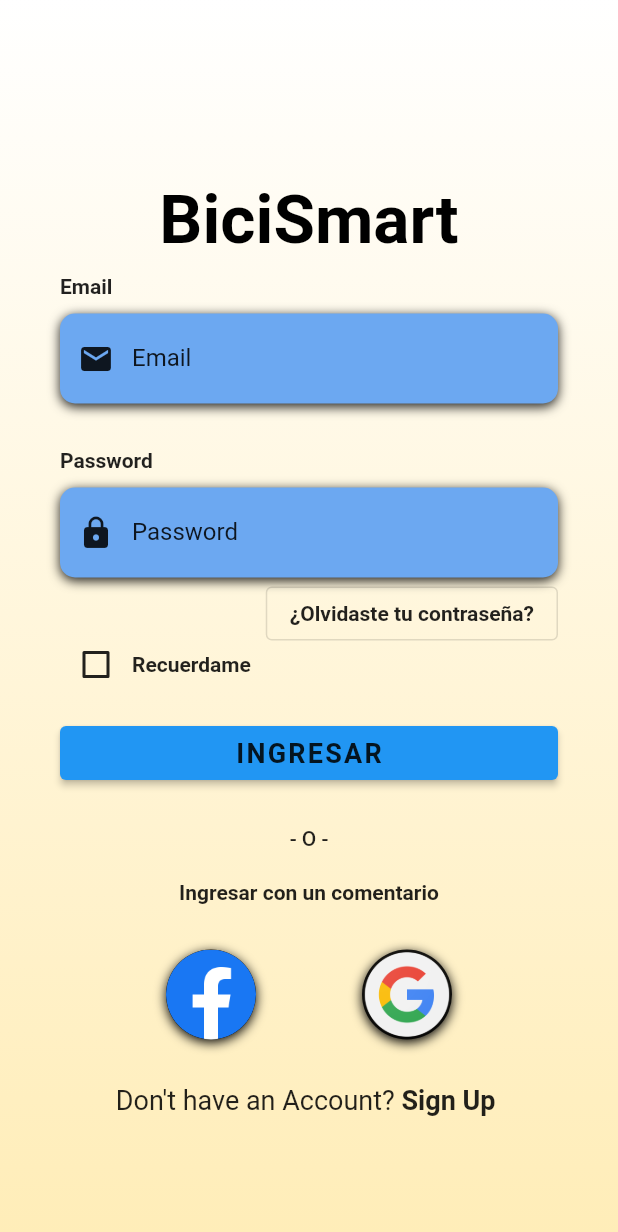
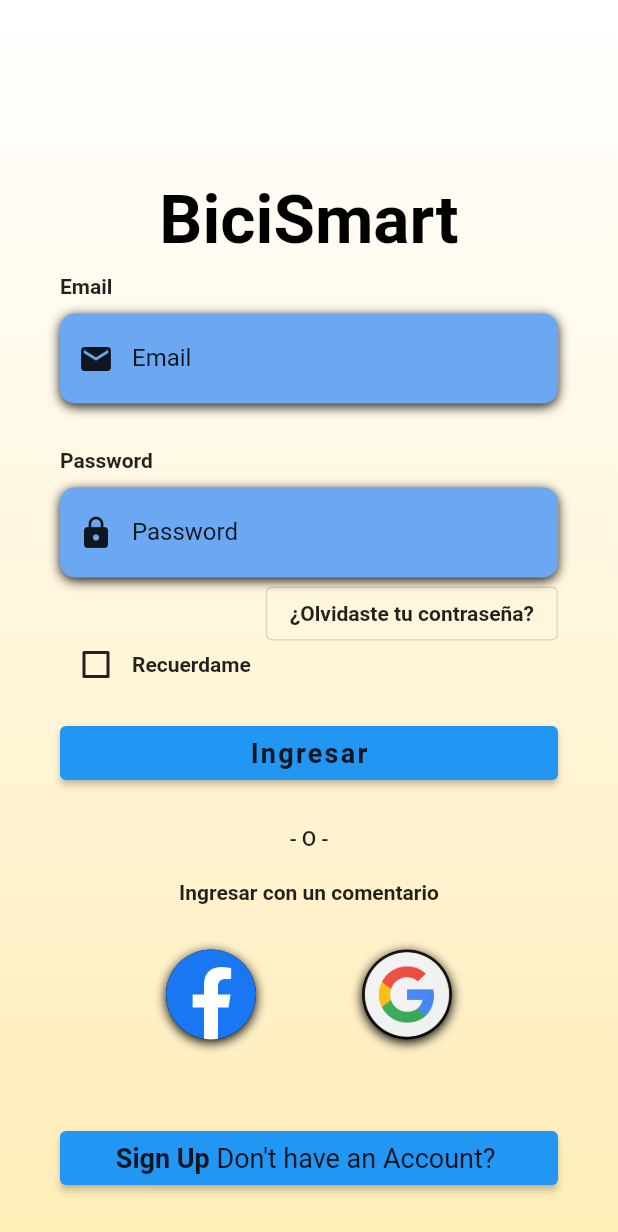
Before and after one commit to alvaro021/BiciSmart, a Flutter app: the screen it shows after launch, on a phone screen of 412 x 824 dp. Shown: the top 1232 px of the screen. Run offline on Flutter 3.47's test engine with Material 2 defaults, Android fonts, the phone set to English and light mode, and no system bars; Roboto replaces fonts that are missing (OpenSans).

Commit message:
Sign Up Screen

```diff
--- a/lib/screens/login.dart
+++ b/lib/screens/login.dart
@@ -1,6 +1,5 @@
-
-
 import 'package:bici_smart/screens/Home_page.dart';
+import 'package:bici_smart/screens/Sign_Up.dart';
 import 'package:flutter/material.dart';
 import 'package:flutter/services.dart';
 import 'package:bici_smart/utilities/constants.dart';
@@ -59,7 +58,7 @@ class _LoginScreenState extends State<LoginScreen> {
                           fontWeight: FontWeight.bold,
                         ),
                       ),
-                      SizedBox(height: 10 ,),
+                      SizedBox(height: 10,),
                       _buildEmailTF(),
                       SizedBox(
                         height: 30.0,
@@ -67,10 +66,10 @@ class _LoginScreenState extends State<LoginScreen> {
                       _buildPasswordTF(),
                       _buildForgotPasswordBtn(),
                       _RememberMeCheckbox(),
-                      _buildLoginBtn(context),
+                      _buildLoginBtn(context, 'Ingresar'),
                       _buildSignInWithText(),
                       _buildSocialBtnRow(),
-                      _buildSignupBtn(),
+                      _buildSignupBtn(context),
                     ],
                   ),
                 ),
@@ -195,19 +194,19 @@ class _LoginScreenState extends State<LoginScreen> {
     );
   }
 
-  Widget _buildLoginBtn(BuildContext context) {
+  Widget _buildLoginBtn(BuildContext context, text) {
     return Container(
       padding: EdgeInsets.symmetric(vertical: 25.0),
       width: double.infinity,
       child: ElevatedButton(
         // elevation: 5.0,
-        onPressed:(){
+        onPressed: () {
           Navigator.push(context,
-          MaterialPageRoute(builder: (context)=> Home_page())
+              MaterialPageRoute(builder: (context) => Home_page())
           );
-        } ,
+        },
         child: Text(
-          'INGRESAR',
+          text,
           style: TextStyle(
               color: Colors.black87,
               letterSpacing: 1.5,
@@ -286,12 +285,29 @@ class _LoginScreenState extends State<LoginScreen> {
     );
   }
 
-  Widget _buildSignupBtn() {
-    return GestureDetector(
-      onTap: () => print('Sign Up Button Pressed'),
+  Widget _buildSignupBtn(BuildContext context) {
+    return Container(
+      padding: EdgeInsets.symmetric(vertical: 25.0),
+      width: double.infinity,
+        child: ElevatedButton(
+
+          onPressed: () {
+                Navigator.push(
+                  context,
+                MaterialPageRoute(builder: (context) => Sign_Up()),
+            );
+          },
           child: RichText(
             text: const TextSpan(
               children: [
+                TextSpan(
+                  text: 'Sign Up ',
+                  style: TextStyle(
+                    color: Colors.black87,
+                    fontSize: 18.0,
+                    fontWeight: FontWeight.bold,
+                  ),
+                ),
                 TextSpan(
                   text: 'Don\'t have an Account? ',
                   style: TextStyle(
@@ -300,15 +316,8 @@ class _LoginScreenState extends State<LoginScreen> {
                     fontWeight: FontWeight.w400,
                   ),
                 ),
-            TextSpan(
-              text: 'Sign Up ',
-              style: TextStyle(
-                color: Colors.black87,
-                fontSize: 18.0,
-                fontWeight: FontWeight.bold,
+                ],
               ),
-            ),
-          ],
           ),
       ),
     );
```
Also changed, not shown: lib/screens/Sign_Up.dart (added, +148 -0 lines), lib/screens/account_page.dart (+11 -2 lines), lib/utilities/constants.dart (+12 -0 lines). Lines whose indentation alone changed are shown as unchanged.
